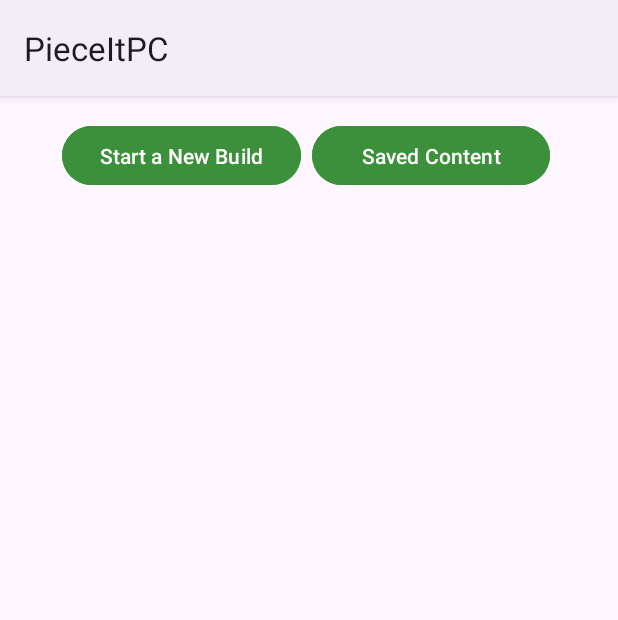
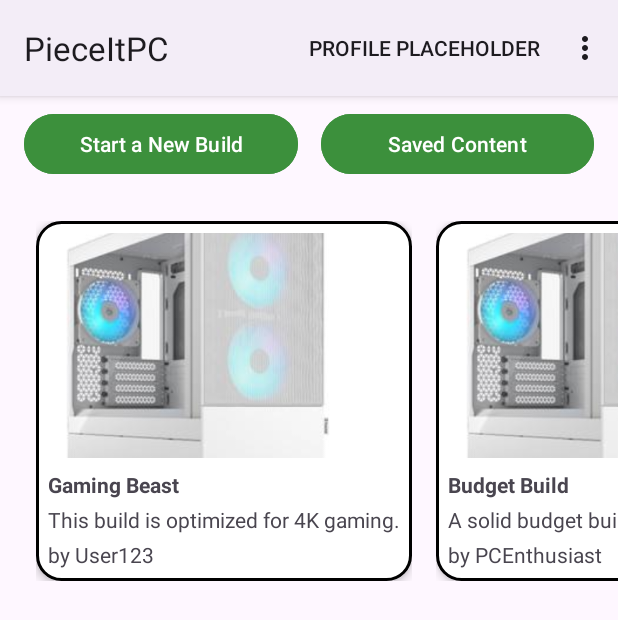
Before and after one commit to ekassz/PieceItPC, an Android app: the HomeScreenFragment screen opened through its navigation route, on a phone screen of 412 x 824 dp. Shown: the top 620 px of the screen. Run offline under Robolectric (Android 15) with nearby library versions, the light colour scheme and no system bars.

Commit message:
Added Card Slider

```diff
--- a/app/src/main/AndroidManifest.xml
+++ b/app/src/main/AndroidManifest.xml
@@ -21,6 +21,7 @@
                 <category android:name="android.intent.category.LAUNCHER" />
             </intent-filter>
         </activity>
+
     </application>
 
 </manifest>
--- /dev/null
+++ b/app/src/main/java/com/cs407/pieceitpc/CardAdapter.kt
@@ -0,0 +1,49 @@
+package com.cs407.pieceitpc
+
+import android.content.Intent
+import android.view.LayoutInflater
+import android.view.View
+import android.view.ViewGroup
+import android.widget.ImageView
+import android.widget.TextView
+import androidx.recyclerview.widget.RecyclerView
+
+class CardAdapter(private val buildList: List<CardItem>) :
+    RecyclerView.Adapter<CardAdapter.CardViewHolder>() {
+
+    inner class CardViewHolder(itemView: View) : RecyclerView.ViewHolder(itemView) {
+        val buildImage: ImageView = itemView.findViewById(R.id.cardImage)
+        val buildTitle: TextView = itemView.findViewById(R.id.cardTitle)
+        val buildDescription: TextView = itemView.findViewById(R.id.cardDescription)
+        val buildAuthor: TextView = itemView.findViewById(R.id.cardAuthor)
+    }
+
+    override fun onCreateViewHolder(parent: ViewGroup, viewType: Int): CardViewHolder {
+        val view = LayoutInflater.from(parent.context)
+            .inflate(R.layout.build_item_cards, parent, false)
+        return CardViewHolder(view)
+    }
+
+    override fun onBindViewHolder(holder: CardViewHolder, position: Int) {
+        val currentBuild = buildList[position]
+        holder.buildImage.setImageResource(currentBuild.imageResId)
+        holder.buildTitle.text = currentBuild.title
+        holder.buildDescription.text = currentBuild.description
+        holder.buildAuthor.text = "by ${currentBuild.author}"
+
+        // Set click listener for the card
+        holder.itemView.setOnClickListener {
+            val context = holder.itemView.context
+            val intent = Intent(context, PCBuildHighlights::class.java).apply {
+                putExtra("BUILD_TITLE", currentBuild.title)
+                putExtra("BUILD_DESCRIPTION", currentBuild.description)
+                putExtra("BUILD_AUTHOR", currentBuild.author)
+                putExtra("BUILD_IMAGE", currentBuild.imageResId)
+            }
+            context.startActivity(intent)
+        }
+    }
+
+
+    override fun getItemCount() = buildList.size
+}
--- /dev/null
+++ b/app/src/main/java/com/cs407/pieceitpc/CardItem.kt
@@ -0,0 +1,19 @@
+package com.cs407.pieceitpc
+
+data class CardItem(
+    val id: Int,
+    val imageResId: Int,
+    val title: String,
+    val description: String,
+    val author: String
+)
+
+// Sample data function
+fun getSampleBuilds(): List<CardItem> {
+    return listOf(
+        CardItem(1, R.drawable.placeholder, "Gaming Beast", "This build is optimized for 4K gaming.", "User123"),
+        CardItem(2, R.drawable.placeholder, "Budget Build", "A solid budget build for entry-level gaming.", "PCEnthusiast"),
+        CardItem(3, R.drawable.placeholder, "Workstation", "Perfect for video editing and rendering tasks.", "ProBuilder"),
+        CardItem(4, R.drawable.placeholder, "RGB Showoff", "Maximized RGB lighting for aesthetics.", "RGB_Fanatic")
+    )
+}
--- a/app/src/main/java/com/cs407/pieceitpc/HomeScreenFragment.kt
+++ b/app/src/main/java/com/cs407/pieceitpc/HomeScreenFragment.kt
@@ -1,25 +1,26 @@
 package com.cs407.pieceitpc
 
 import android.os.Bundle
-import android.os.Handler
-import android.os.Looper
 import android.view.LayoutInflater
 import android.view.Menu
 import android.view.MenuInflater
 import android.view.MenuItem
 import android.view.View
 import android.view.ViewGroup
-import android.view.WindowManager
-import android.widget.Button
 import android.widget.Toast
-import androidx.appcompat.app.AppCompatActivity
 import androidx.fragment.app.Fragment
-import com.cs407.pieceitpc.databinding.FragmentHomeScreenBinding
+import androidx.recyclerview.widget.LinearLayoutManager
+import androidx.recyclerview.widget.RecyclerView
 
 
- class HomeScreenFragment : Fragment() {
+class HomeScreenFragment : Fragment() {
+
+     private lateinit var cardRecyclerView: RecyclerView
+     private lateinit var cardAdapter: CardAdapter
+
      override fun onCreate(savedInstanceState: Bundle?) {
          super.onCreate(savedInstanceState)
+         setHasOptionsMenu(true)
 
      }
 
@@ -27,11 +28,24 @@ import com.cs407.pieceitpc.databinding.FragmentHomeScreenBinding
         inflater: LayoutInflater, container: ViewGroup?,
         savedInstanceState: Bundle?
     ): View? {
-        // Inflate the layout for this fragment
-        return inflater.inflate(R.layout.fragment_home_screen, container, false)
+
+        val view = inflater.inflate(R.layout.fragment_home_screen, container, false)
+
+        //RecycleView
+        cardRecyclerView = view.findViewById(R.id.recyclerView)
+        cardRecyclerView.layoutManager = LinearLayoutManager(requireContext(), LinearLayoutManager.HORIZONTAL, false)
+
+        //Sample Hard-Coded Card Item Data
+        val sampleBuilds = getSampleBuilds()
+        cardAdapter = CardAdapter(sampleBuilds)
+        cardRecyclerView.adapter = cardAdapter
+
+        return view
     }
+
      override fun onCreateOptionsMenu(menu: Menu, inflater: MenuInflater) {
          inflater.inflate(R.menu.profile_menu, menu)
+         super.onCreateOptionsMenu(menu, inflater)
      }
 
      override fun onOptionsItemSelected(item: MenuItem): Boolean {
--- a/app/src/main/java/com/cs407/pieceitpc/PCBuildHighlights.kt
+++ b/app/src/main/java/com/cs407/pieceitpc/PCBuildHighlights.kt
@@ -4,8 +4,10 @@ import android.os.Bundle
 import androidx.fragment.app.Fragment
 import android.view.LayoutInflater
 import android.view.View
-import android.view.View.OnClickListener
+import androidx.appcompat.app.AppCompatActivity
 import android.view.ViewGroup
+import android.widget.ImageView
+import android.widget.TextView
 import androidx.activity.OnBackPressedCallback
 import androidx.navigation.fragment.findNavController
 
--- /dev/null
+++ b/app/src/main/res/drawable/card_background.xml
@@ -0,0 +1,13 @@
+<?xml version="1.0" encoding="utf-8"?>
+<shape xmlns:android="http://schemas.android.com/apk/res/android">
+    <!-- Rounded corners -->
+    <corners android:radius="16dp" />
+
+    <!-- Black border -->
+    <stroke
+        android:width="2dp"
+        android:color="@android:color/black" />
+
+    <!-- Background color (white) -->
+    <solid android:color="@android:color/white" />
+</shape>
--- /dev/null
+++ b/app/src/main/res/layout/build_item_cards.xml
@@ -0,0 +1,50 @@
+<?xml version="1.0" encoding="utf-8"?>
+<androidx.constraintlayout.widget.ConstraintLayout xmlns:android="http://schemas.android.com/apk/res/android"
+    xmlns:app="http://schemas.android.com/apk/res-auto"
+    android:layout_width="wrap_content"
+    android:layout_height="wrap_content"
+    android:layout_margin="8dp"
+    android:backgroundTint="@color/white">
+
+    <LinearLayout
+        android:id="@+id/linearLayout"
+        android:layout_width="wrap_content"
+        android:layout_height="wrap_content"
+        android:background="@drawable/card_background"
+        android:elevation="4dp"
+        android:orientation="vertical"
+        android:padding="8dp"
+        app:layout_constraintStart_toStartOf="parent"
+        app:layout_constraintTop_toTopOf="parent">
+
+        <ImageView
+            android:id="@+id/cardImage"
+            android:layout_width="200dp"
+            android:layout_height="150dp"
+            android:scaleType="centerCrop"
+            android:src="@color/cardview_dark_background" />
+
+        <TextView
+            android:id="@+id/cardTitle"
+            android:layout_width="wrap_content"
+            android:layout_height="wrap_content"
+            android:layout_marginTop="8dp"
+            android:text="PC Build ~1K"
+            android:textStyle="bold" />
+
+        <TextView
+            android:id="@+id/cardDescription"
+            android:layout_width="wrap_content"
+            android:layout_height="wrap_content"
+            android:layout_marginTop="4dp"
+            android:text="This is my first PC build..." />
+
+        <TextView
+            android:id="@+id/cardAuthor"
+            android:layout_width="wrap_content"
+            android:layout_height="wrap_content"
+            android:layout_marginTop="4dp"
+            android:text="John Doe" />
+    </LinearLayout>
+
+</androidx.constraintlayout.widget.ConstraintLayout>
--- a/app/src/main/res/layout/fragment_home_screen.xml
+++ b/app/src/main/res/layout/fragment_home_screen.xml
@@ -10,24 +10,43 @@
     <Button
         android:id="@+id/newBuild"
         android:layout_width="0dp"
-        android:layout_height="47dp"
-        android:layout_marginStart="41dp"
-        android:layout_marginEnd="7dp"
+        android:layout_height="wrap_content"
+        android:layout_marginStart="16dp"
+        android:layout_marginTop="8dp"
+        android:layout_marginEnd="8dp"
+        android:layout_marginBottom="1dp"
         android:backgroundTint="#3C903C"
         android:text="@string/newBuild"
-        app:layout_constraintBaseline_toBaselineOf="@+id/savedContent"
+        app:layout_constraintBottom_toTopOf="@+id/recyclerView"
         app:layout_constraintEnd_toStartOf="@+id/savedContent"
-        app:layout_constraintStart_toStartOf="parent" />
+        app:layout_constraintStart_toStartOf="parent"
+        app:layout_constraintTop_toTopOf="parent"
+        app:layout_constraintVertical_bias="0.0" />
 
     <Button
         android:id="@+id/savedContent"
         android:layout_width="0dp"
-        android:layout_height="47dp"
-        android:layout_marginTop="16dp"
-        android:layout_marginEnd="45dp"
+        android:layout_height="wrap_content"
+        android:layout_marginStart="7dp"
+        android:layout_marginTop="8dp"
+        android:layout_marginEnd="16dp"
         android:backgroundTint="#3C903C"
         android:text="@string/newContent"
         app:layout_constraintEnd_toEndOf="parent"
         app:layout_constraintStart_toEndOf="@+id/newBuild"
         app:layout_constraintTop_toTopOf="parent" />
+
+    <androidx.recyclerview.widget.RecyclerView
+        android:id="@+id/recyclerView"
+        android:layout_width="match_parent"
+        android:layout_height="wrap_content"
+        android:layout_marginBottom="409dp"
+        android:paddingStart="16dp"
+        android:paddingEnd="16dp"
+        android:clipToPadding="false"
+        app:layout_constraintBottom_toBottomOf="@+id/newBuild"
+        app:layout_constraintEnd_toStartOf="parent"
+        app:layout_constraintStart_toStartOf="parent"
+        app:layout_constraintTop_toBottomOf="parent" />
+
 </androidx.constraintlayout.widget.ConstraintLayout>
--- a/app/src/main/res/layout/fragment_p_c_build_highlights.xml
+++ b/app/src/main/res/layout/fragment_p_c_build_highlights.xml
@@ -1,18 +1,34 @@
 <?xml version="1.0" encoding="utf-8"?>
-<FrameLayout xmlns:android="http://schemas.android.com/apk/res/android"
-    xmlns:app="http://schemas.android.com/apk/res-auto"
-    xmlns:tools="http://schemas.android.com/tools"
+<LinearLayout xmlns:android="http://schemas.android.com/apk/res/android"
     android:layout_width="match_parent"
     android:layout_height="match_parent"
-    tools:context=".PCBuildHighlights">
+    android:padding="16dp"
+    android:orientation="vertical">
+
+    <ImageView
+        android:id="@+id/buildImage"
+        android:layout_width="match_parent"
+        android:layout_height="200dp"
+        android:scaleType="centerCrop" />
 
     <TextView
-        android:id="@+id/textView"
-        android:layout_width="189dp"
-        android:layout_height="29dp"
-        android:layout_marginStart="120dp"
-        android:layout_marginTop="30dp"
-        android:layout_marginEnd="200dp"
-        android:text="@string/build_highlights"
-        android:textSize="20sp" />
-</FrameLayout>
+        android:id="@+id/buildTitle"
+        android:layout_width="wrap_content"
+        android:layout_height="wrap_content"
+        android:textStyle="bold"
+        android:textSize="24sp"
+        android:layout_marginTop="16dp" />
+
+    <TextView
+        android:id="@+id/buildDescription"
+        android:layout_width="wrap_content"
+        android:layout_height="wrap_content"
+        android:layout_marginTop="8dp" />
+
+    <TextView
+        android:id="@+id/buildAuthor"
+        android:layout_width="wrap_content"
+        android:layout_height="wrap_content"
+        android:layout_marginTop="8dp"
+        android:textColor="@android:color/darker_gray"/>
+</LinearLayout>
```
Also changed, not shown: app/build.gradle.kts (line endings or trailing spaces), app/src/main/res/drawable/placeholder.jpg (added).
